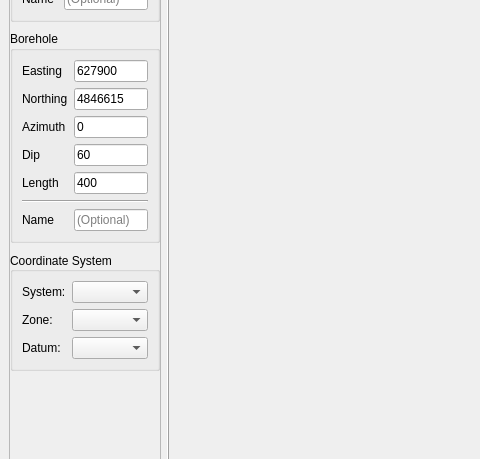
Before: the Qt Designer form src/qt_ui/loop_planner.ui in Eric-Meunier/Processor-Suite, drawn with Qt 5; both pictures show x 0 to 480 and y 163 to 622 of the 1126 by 870 pixel window.
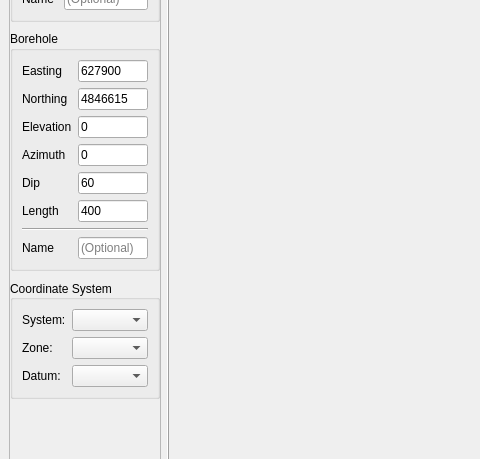
After: the same form once the commit is applied. Custom widgets are drawn as their Qt base class.

Commit message: Hole elevation added to LoopPlanner.

```diff
--- a/src/qt_ui/loop_planner.ui
+++ b/src/qt_ui/loop_planner.ui
@@ -212,13 +212,6 @@
             </property>
            </widget>
           </item>
-          <item row="3" column="1">
-           <widget class="QLabel" name="label_10">
-            <property name="text">
-             <string>Dip</string>
-            </property>
-           </widget>
-          </item>
           <item row="0" column="2">
            <widget class="QLineEdit" name="hole_easting_edit">
             <property name="sizePolicy">
@@ -241,13 +234,6 @@
             </property>
            </widget>
           </item>
-          <item row="4" column="1">
-           <widget class="QLabel" name="label_11">
-            <property name="text">
-             <string>Length</string>
-            </property>
-           </widget>
-          </item>
           <item row="0" column="1">
            <widget class="QLabel" name="label">
             <property name="sizePolicy">
@@ -261,14 +247,35 @@
             </property>
            </widget>
           </item>
-          <item row="2" column="1">
+          <item row="4" column="1">
+           <widget class="QLabel" name="label_10">
+            <property name="text">
+             <string>Dip</string>
+            </property>
+           </widget>
+          </item>
+          <item row="3" column="1">
            <widget class="QLabel" name="label_9">
             <property name="text">
              <string>Azimuth</string>
             </property>
            </widget>
           </item>
-          <item row="3" column="2">
+          <item row="5" column="1">
+           <widget class="QLabel" name="label_11">
+            <property name="text">
+             <string>Length</string>
+            </property>
+           </widget>
+          </item>
+          <item row="6" column="1" colspan="2">
+           <widget class="Line" name="line_2">
+            <property name="orientation">
+             <enum>Qt::Horizontal</enum>
+            </property>
+           </widget>
+          </item>
+          <item row="4" column="2">
            <widget class="QLineEdit" name="hole_dip_edit">
             <property name="sizePolicy">
              <sizepolicy hsizetype="Maximum" vsizetype="Fixed">
@@ -284,7 +291,23 @@
             </property>
            </widget>
           </item>
-          <item row="4" column="2">
+          <item row="3" column="2">
+           <widget class="QLineEdit" name="hole_az_edit">
+            <property name="sizePolicy">
+             <sizepolicy hsizetype="Maximum" vsizetype="Fixed">
+              <horstretch>0</horstretch>
+              <verstretch>0</verstretch>
+             </sizepolicy>
+            </property>
+            <property name="text">
+             <string>0</string>
+            </property>
+            <property name="placeholderText">
+             <string/>
+            </property>
+           </widget>
+          </item>
+          <item row="5" column="2">
            <widget class="QLineEdit" name="hole_length_edit">
             <property name="sizePolicy">
              <sizepolicy hsizetype="Maximum" vsizetype="Fixed">
@@ -300,40 +323,42 @@
             </property>
            </widget>
           </item>
-          <item row="2" column="2">
-           <widget class="QLineEdit" name="hole_az_edit">
-            <property name="sizePolicy">
-             <sizepolicy hsizetype="Maximum" vsizetype="Fixed">
-              <horstretch>0</horstretch>
-              <verstretch>0</verstretch>
-             </sizepolicy>
-            </property>
-            <property name="text">
-             <string>0</string>
-            </property>
-            <property name="placeholderText">
-             <string/>
-            </property>
-           </widget>
-          </item>
-          <item row="6" column="2">
+          <item row="7" column="2">
            <widget class="QLineEdit" name="hole_name_edit">
             <property name="placeholderText">
              <string>(Optional)</string>
             </property>
            </widget>
           </item>
-          <item row="6" column="1">
+          <item row="7" column="1">
            <widget class="QLabel" name="label_13">
             <property name="text">
              <string>Name</string>
             </property>
            </widget>
           </item>
-          <item row="5" column="1" colspan="2">
-           <widget class="Line" name="line_2">
-            <property name="orientation">
-             <enum>Qt::Horizontal</enum>
+          <item row="2" column="1">
+           <widget class="QLabel" name="label_14">
+            <property name="toolTip">
+             <string>Hole elevation relative to loop elevation.
+Mostly used for underground holes.</string>
+            </property>
+            <property name="text">
+             <string>Elevation</string>
+            </property>
+           </widget>
+          </item>
+          <item row="2" column="2">
+           <widget class="QLineEdit" name="hole_elevation_edit">
+            <property name="toolTip">
+             <string>Hole elevation relative to loop elevation.
+Mostly used for underground holes.</string>
+            </property>
+            <property name="statusTip">
+             <string/>
+            </property>
+            <property name="text">
+             <string>0</string>
             </property>
            </widget>
           </item>
```
The commit also changes 2 other files.
